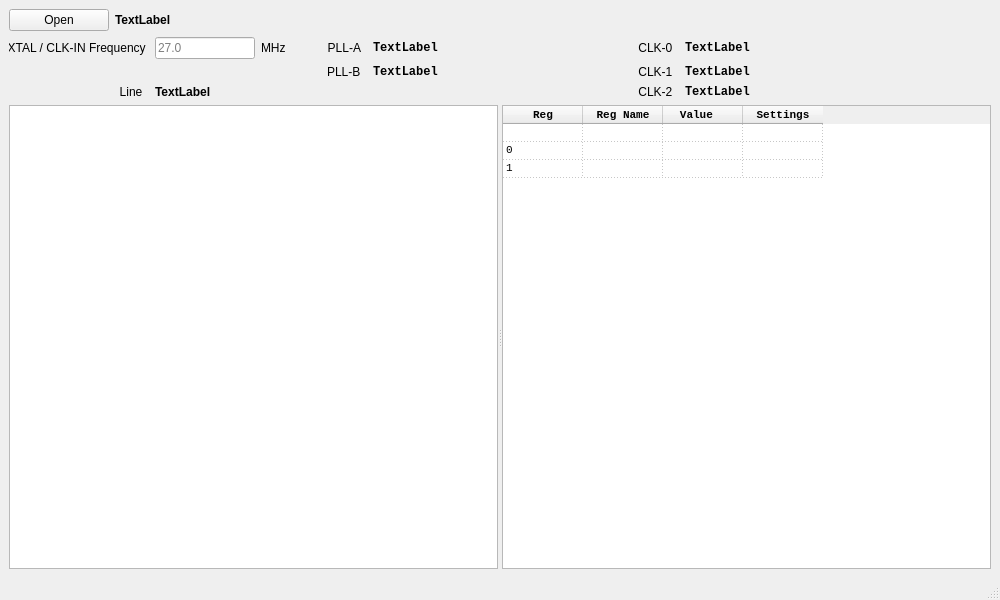
OneOfEleven/Si5351-I2C-data-decoder, file Qt/mainwindow.ui: the form before one commit.
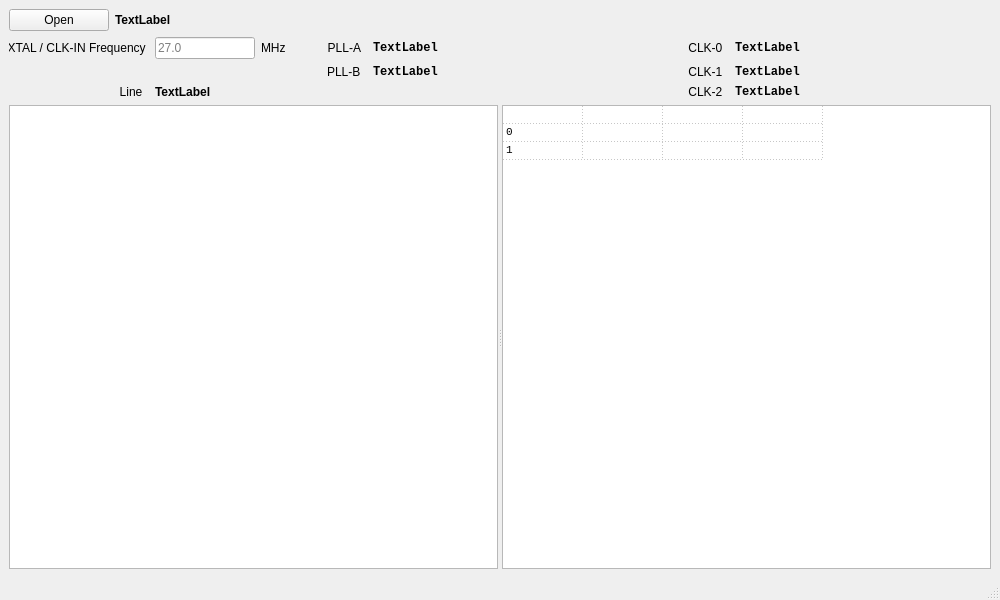
The form after the commit.

Patch:
```diff
--- a/Qt/mainwindow.ui
+++ b/Qt/mainwindow.ui
@@ -97,13 +97,13 @@
        <widget class="QLabel" name="PLLALabel">
         <property name="minimumSize">
          <size>
-          <width>250</width>
+          <width>300</width>
           <height>0</height>
          </size>
         </property>
         <property name="maximumSize">
          <size>
-          <width>250</width>
+          <width>300</width>
           <height>16777215</height>
          </size>
         </property>
@@ -434,7 +434,7 @@
         <number>3</number>
        </property>
        <attribute name="horizontalHeaderVisible">
-        <bool>true</bool>
+        <bool>false</bool>
        </attribute>
        <attribute name="horizontalHeaderCascadingSectionResizes">
         <bool>false</bool>
```
